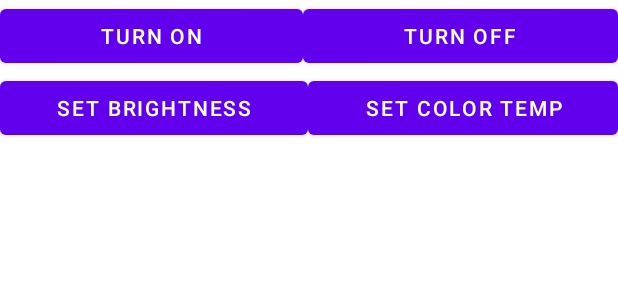
After one commit to shenjianan97/personal_iot_app, an Android app: the layout activity_control.xml on its own in the app's theme, with its tools: preview values and no code run, on a phone screen of 412 x 824 dp. The commit adds this screen. Shown: the top 300 px of the screen. Run offline under Robolectric (Android 15) with nearby library versions, the phone set to English and light mode, and no system bars; network calls fail.

Commit message:
Finish turn on and turnoff

```diff
--- a/app/src/main/AndroidManifest.xml
+++ b/app/src/main/AndroidManifest.xml
@@ -3,14 +3,16 @@
     package="com.example.yeelightcontrol">
 
     <uses-permission android:name="android.permission.INTERNET" />
+
     <application
         android:allowBackup="true"
         android:icon="@mipmap/ic_launcher"
         android:label="@string/app_name"
         android:roundIcon="@mipmap/ic_launcher_round"
         android:supportsRtl="true"
-        android:usesCleartextTraffic="true"
-        android:theme="@style/Theme.YeelightControl">
+        android:theme="@style/Theme.YeelightControl"
+        android:usesCleartextTraffic="true">
+        <activity android:name=".ControlActivity"></activity>
         <activity android:name=".MainActivity">
             <intent-filter>
                 <action android:name="android.intent.action.MAIN" />
--- a/app/src/main/java/com/example/yeelightcontrol/MainActivity.java
+++ b/app/src/main/java/com/example/yeelightcontrol/MainActivity.java
@@ -6,6 +6,7 @@ import androidx.recyclerview.widget.RecyclerView;
 
 import com.example.yeelightcontrol.model.Device;
 
+import android.content.Intent;
 import android.os.Bundle;
 import android.util.Log;
 import android.view.View;
@@ -79,5 +80,8 @@ public class MainActivity extends AppCompatActivity implements RecyclerViewAdapt
     @Override
     public void onDeviceSelected(Device selectedDevice) {
         Log.d(TAG, selectedDevice.getName());
+        Intent i = new Intent(getApplicationContext(), ControlActivity.class);
+        i.putExtra("KEY", selectedDevice.toString());
+        startActivity(i);
     }
 }
--- a/app/src/main/java/com/example/yeelightcontrol/model/Device.java
+++ b/app/src/main/java/com/example/yeelightcontrol/model/Device.java
@@ -1,5 +1,7 @@
 package com.example.yeelightcontrol.model;
 
+import android.os.Parcel;
+import android.os.Parcelable;
 import android.util.Log;
 
 import org.json.JSONException;
@@ -85,4 +87,8 @@ public class Device {
         }
         return powerState;
     }
+
+    public String toString() {
+        return description.toString();
+    }
 }
--- /dev/null
+++ b/app/src/main/res/layout/activity_control.xml
@@ -0,0 +1,47 @@
+<?xml version="1.0" encoding="utf-8"?>
+<LinearLayout xmlns:android="http://schemas.android.com/apk/res/android"
+    android:orientation="vertical"
+    android:background="@android:color/white"
+    android:layout_width="match_parent"
+    android:layout_height="match_parent">
+
+    <LinearLayout
+        android:layout_width="match_parent"
+        android:layout_height="wrap_content"
+        android:orientation="horizontal">
+
+        <Button
+            android:id="@+id/turnon"
+            android:layout_width="wrap_content"
+            android:layout_height="wrap_content"
+            android:layout_weight="1"
+            android:text="@string/turnonButton" />
+
+        <Button
+            android:id="@+id/turnoff"
+            android:layout_width="wrap_content"
+            android:layout_height="wrap_content"
+            android:layout_weight="1"
+            android:text="@string/turnoffButton" />
+    </LinearLayout>
+
+    <LinearLayout
+        android:layout_width="match_parent"
+        android:layout_height="wrap_content"
+        android:orientation="horizontal">
+
+        <Button
+            android:id="@+id/button8"
+            android:layout_width="wrap_content"
+            android:layout_height="wrap_content"
+            android:layout_weight="1"
+            android:text="@string/setBrightnessButton" />
+
+        <Button
+            android:id="@+id/button7"
+            android:layout_width="wrap_content"
+            android:layout_height="wrap_content"
+            android:layout_weight="1"
+            android:text="@string/setColorTempButton" />
+    </LinearLayout>
+</LinearLayout>
--- a/app/src/main/res/values/strings.xml
+++ b/app/src/main/res/values/strings.xml
@@ -1,4 +1,8 @@
 <resources>
     <string name="app_name">Yeelight Control</string>
     <string name="discover_button_name">Discover</string>
+    <string name="turnonButton">Turn On</string>
+    <string name="turnoffButton">Turn Off</string>
+    <string name="setBrightnessButton">Set Brightness</string>
+    <string name="setColorTempButton">Set Color Temp</string>
 </resources>
```
Also changed, not shown: app/src/main/java/com/example/yeelightcontrol/ControlActivity.java (added, +92 -0 lines), app/src/main/java/com/example/yeelightcontrol/NetworkInformationManager.java (+100 -55 lines).
